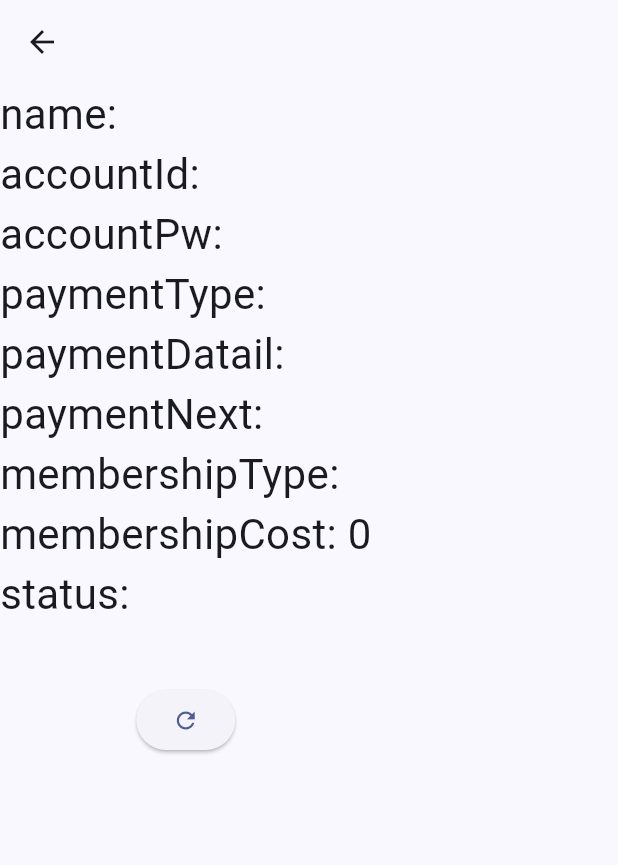
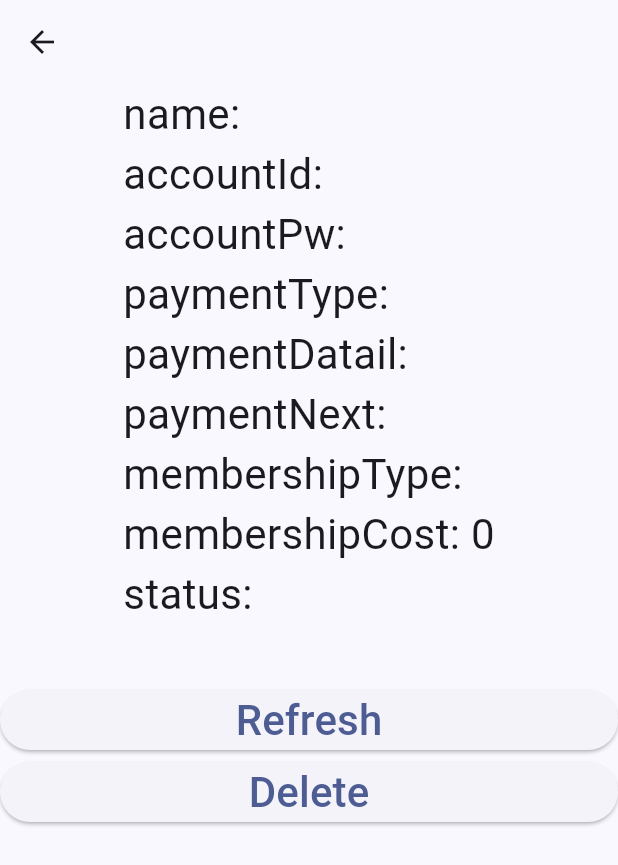
Before and after one commit to hoseCloud/sp1-frontend, a Flutter app: the ScreenServiceDetail screen opened directly with empty values, on a phone screen of 412 x 824 dp. Shown: the top 865 px of the screen. Run offline on Flutter 3.47's test engine with Material 2 defaults, Android fonts, the phone set to English and light mode, and no system bars; our stand-ins replace loading_animation_widget, sqflite; accounts and stored records are empty.

Commit message:
Add comment for screen information

```diff
--- a/lib/screen/service_detail010.dart
+++ b/lib/screen/service_detail010.dart
@@ -1,9 +1,8 @@
 import 'package:flutter/material.dart';
 import 'package:provider/provider.dart';
 import 'package:flutterapp/stats.dart';
-import 'package:flutterapp/global.dart';
 
-// #001 ScreenAccount
+// #010 ScreenServiceDetail
 class ScreenServiceDetail extends StatelessWidget {
   const ScreenServiceDetail({Key? key, required this.data}) : super(key: key);
   final dynamic data;
@@ -28,9 +27,29 @@ class ScreenServiceDetail extends StatelessWidget {
           ),
           ElevatedButton(
             onPressed: () {
-              debugPrint('refresh tapped!');
+              debugPrint('Refresh tapped!');
             },
-            child: const Icon(Icons.refresh),
+            child: const Center(
+              child: Text(
+                'Refresh',
+                textScaleFactor: 2.0,
+              ),
+            )
+          ),
+          ElevatedButton(
+              onPressed: () {
+                dynamic pro = Provider.of<ServiceModel>(context, listen: false);
+                pro.remove(data);
+                pro.db.dbDelete(data);
+                Navigator.pop(context);
+                debugPrint('Delete tapped!');
+              },
+              child: const Center(
+                child: Text(
+                  'Delete',
+                  textScaleFactor: 2.0,
+                ),
+              )
           ),
         ],
       ),
--- a/lib/screen/splash009.dart
+++ b/lib/screen/splash009.dart
@@ -5,6 +5,7 @@ import 'package:provider/provider.dart';
 import 'package:flutterapp/stats.dart';
 import 'package:flutterapp/global.dart';
 
+// #009 ScreenSplash
 class ScreenSplash extends StatefulWidget {
   const ScreenSplash({Key? key}) : super(key: key);
 
```
Lines whose indentation alone changed are shown as unchanged.
